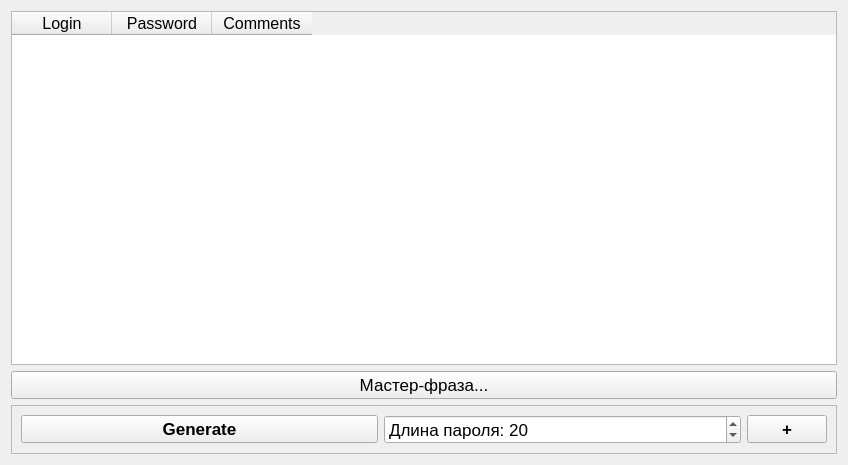
The window that widget.ui (nawww83/AllPass) describes before a commit, drawn with Qt 5.
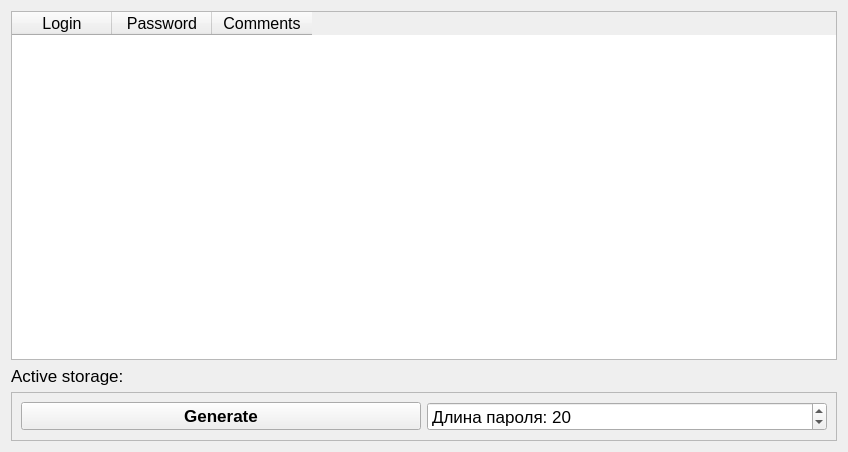
The same window after the commit.

Commit message: simplify interface

The edit to the form file:
```diff
--- a/widget.ui
+++ b/widget.ui
@@ -7,7 +7,7 @@
     <x>0</x>
     <y>0</y>
     <width>848</width>
-    <height>465</height>
+    <height>452</height>
    </rect>
   </property>
   <property name="windowTitle">
@@ -47,7 +47,7 @@
       </widget>
      </item>
      <item>
-      <widget class="QPushButton" name="btn_input_master_phrase">
+      <widget class="QLabel" name="lbl_active_storage">
        <property name="font">
         <font>
          <pointsize>13</pointsize>
@@ -57,7 +57,7 @@
         <enum>Qt::ContextMenuPolicy::NoContextMenu</enum>
        </property>
        <property name="text">
-        <string>Мастер-фраза...</string>
+        <string>Active storage:</string>
        </property>
       </widget>
      </item>
@@ -110,28 +110,6 @@
           </property>
          </widget>
         </item>
-        <item>
-         <widget class="QPushButton" name="btn_add_empty_row">
-          <property name="sizePolicy">
-           <sizepolicy hsizetype="Fixed" vsizetype="Fixed">
-            <horstretch>0</horstretch>
-            <verstretch>0</verstretch>
-           </sizepolicy>
-          </property>
-          <property name="font">
-           <font>
-            <pointsize>13</pointsize>
-            <bold>true</bold>
-           </font>
-          </property>
-          <property name="toolTip">
-           <string>&lt;html&gt;&lt;head/&gt;&lt;body&gt;&lt;p&gt;Добавить пустую строку&lt;/p&gt;&lt;/body&gt;&lt;/html&gt;</string>
-          </property>
-          <property name="text">
-           <string>+</string>
-          </property>
-         </widget>
-        </item>
        </layout>
       </widget>
      </item>
```
Left out of the diff: 3 changed lines with no effect on the pictures. The commit also changes 5 other files.
